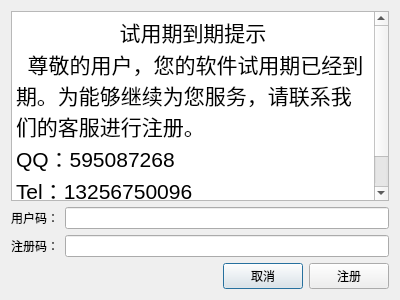
Old version of the form manual/registerdialog.ui in the repository yasb001/manual.
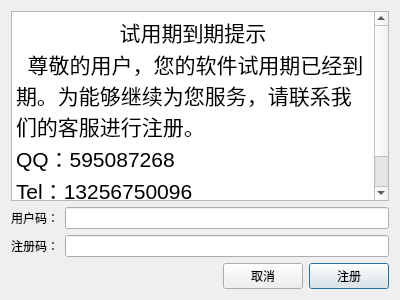
New version of the form.

```diff
--- a/manual/registerdialog.ui
+++ b/manual/registerdialog.ui
@@ -91,6 +91,9 @@
        <property name="text">
         <string>注册</string>
        </property>
+       <property name="default">
+        <bool>true</bool>
+       </property>
       </widget>
      </item>
     </layout>
```
